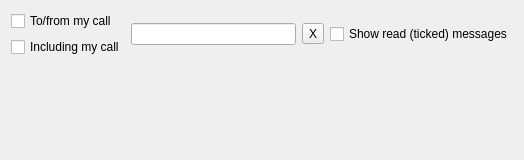
Rsclub22/Minos2-Mirror, file mqt/MqtKSTClient/ksttomeframe.ui: the form before one commit.
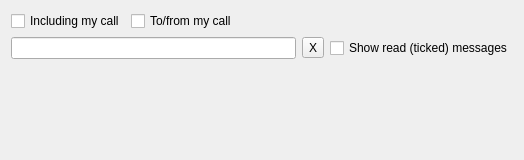
The form after the commit. Custom widgets are drawn as their Qt base class.

The edit to the form file:
```diff
--- a/mqt/MqtKSTClient/ksttomeframe.ui
+++ b/mqt/MqtKSTClient/ksttomeframe.ui
@@ -10,18 +10,9 @@
     <height>160</height>
    </rect>
   </property>
-  <layout class="QVBoxLayout" name="verticalLayout_2">
-   <item>
-    <layout class="QHBoxLayout" name="horizontalLayout">
-     <item>
       <layout class="QVBoxLayout" name="verticalLayout">
        <item>
-        <widget class="QCheckBox" name="toFromMecb">
-         <property name="text">
-          <string>To/from my call</string>
-         </property>
-        </widget>
-       </item>
+    <layout class="QHBoxLayout" name="horizontalLayout_2">
        <item>
         <widget class="QCheckBox" name="includeMeCb">
          <property name="text">
@@ -29,8 +20,30 @@
          </property>
         </widget>
        </item>
-      </layout>
-     </item>
+     <item>
+      <widget class="QCheckBox" name="toFromMecb">
+       <property name="text">
+        <string>To/from my call</string>
+       </property>
+      </widget>
+     </item>
+     <item>
+      <spacer name="horizontalSpacer">
+       <property name="orientation">
+        <enum>Qt::Horizontal</enum>
+       </property>
+       <property name="sizeHint" stdset="0">
+        <size>
+         <width>40</width>
+         <height>20</height>
+        </size>
+       </property>
+      </spacer>
+     </item>
+    </layout>
+   </item>
+   <item>
+    <layout class="QHBoxLayout" name="horizontalLayout">
      <item>
       <widget class="QLineEdit" name="toMeFilter">
        <property name="toolTip">
```
Lines whose indentation alone changed are shown as unchanged.
